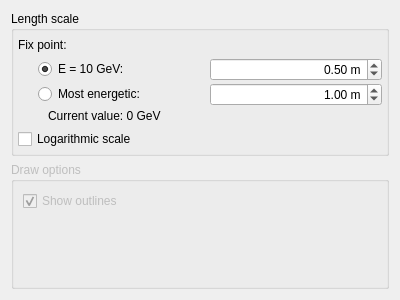
First picture: the form in graphics/VP1/VP1Systems/VP1AODSystems/src/percaloclustercollectionsettings_form.ui, repository rolandjansky/athena, before the edit.
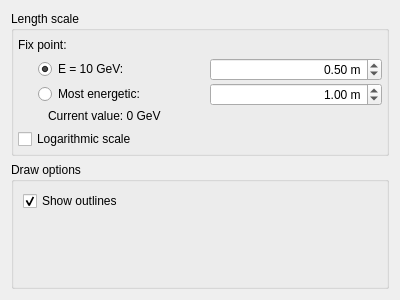
Second picture: the form after the edit. Custom widgets are drawn as their Qt base class.

The edit to the form file:
```diff
--- a/graphics/VP1/VP1Systems/VP1AODSystems/src/percaloclustercollectionsettings_form.ui
+++ b/graphics/VP1/VP1Systems/VP1AODSystems/src/percaloclustercollectionsettings_form.ui
@@ -234,9 +234,6 @@
    </item>
    <item>
     <widget class="QGroupBox" name="groupBox_calocluster_drawsettings">
-     <property name="enabled">
-      <bool>false</bool>
-     </property>
      <property name="title">
       <string>Draw options</string>
      </property>
```
